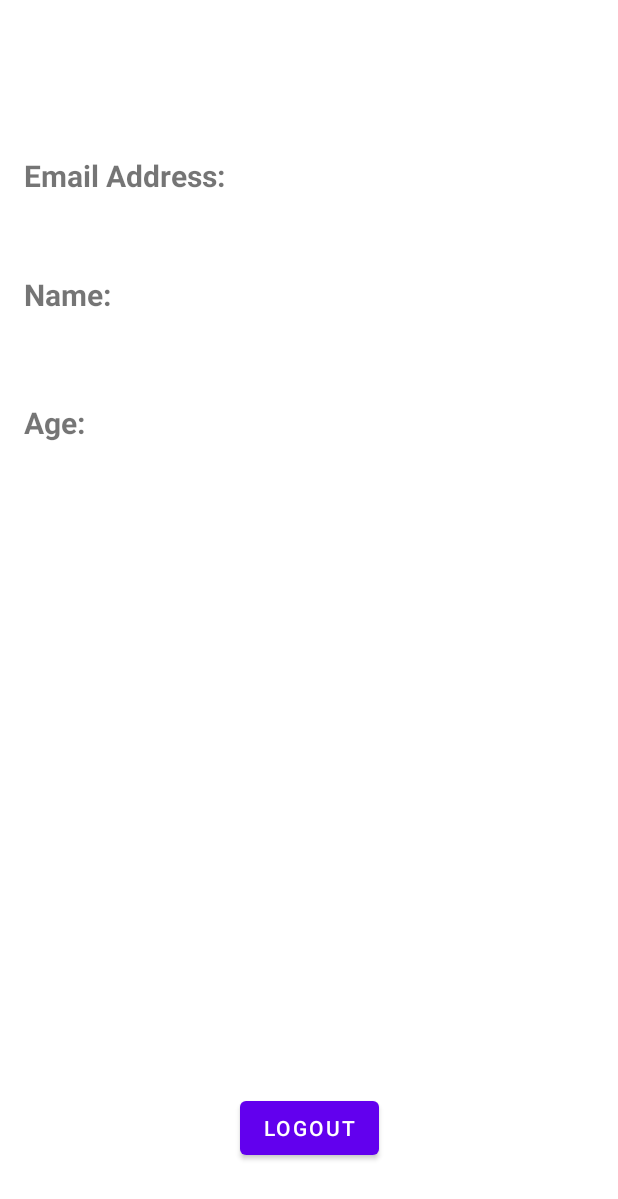
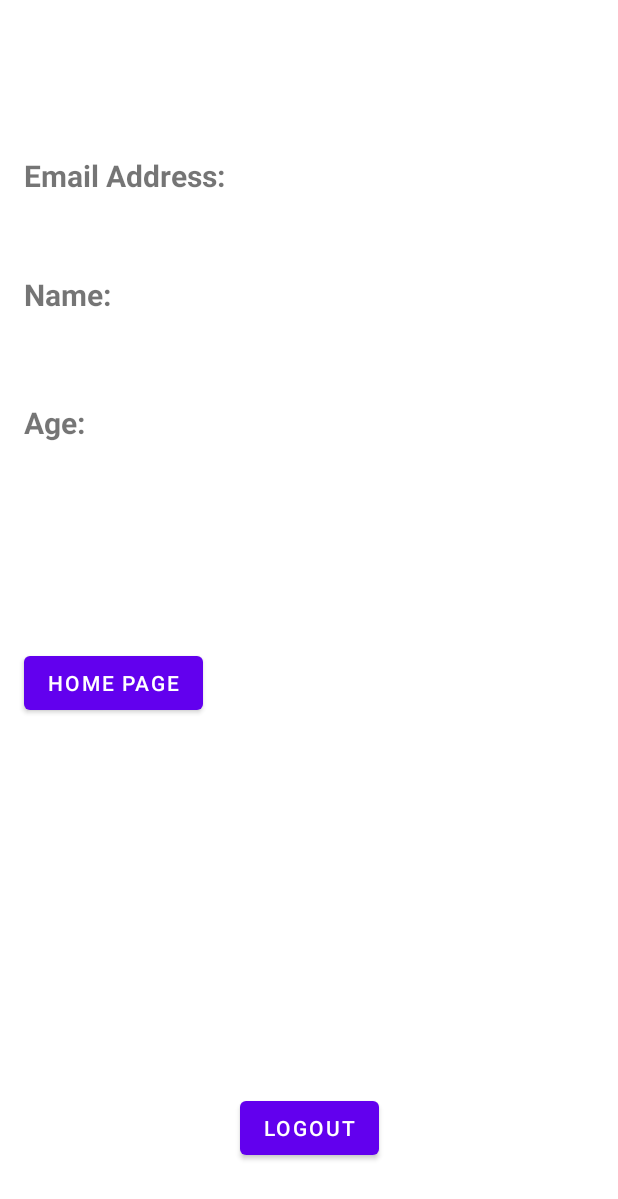
Before and after one commit to ETS-Android3/CookingCoach, an Android app: the ProfilePage screen opened directly, with no data from a screen before it, on a phone screen of 412 x 824 dp. Shown: the top 1199 px of the screen. Run offline under Robolectric (Android 15) with nearby library versions, the phone set to English and light mode, and no system bars; our stand-ins replace Firebase (no records; nobody signed in at launch, a user with empty details on screens opened directly).

Commit message:
Connected HomePage

```diff
--- a/app/src/main/java/com/example/CookingCoach/ProfilePage.java
+++ b/app/src/main/java/com/example/CookingCoach/ProfilePage.java
@@ -32,6 +32,7 @@ public class ProfilePage extends AppCompatActivity {
     private String userId;
 
     private Button logout;
+    private Button homepage;
 
 
     @Override
@@ -40,12 +41,23 @@ public class ProfilePage extends AppCompatActivity {
         setContentView(R.layout.activity_profile_page);
 
         logout = (Button) findViewById(R.id.signOut);
+        homepage = (Button) findViewById(R.id.home);
 
         logout.setOnClickListener(new View.OnClickListener() {
             @Override
             public void onClick(View view) {
                 FirebaseAuth.getInstance().signOut();
                 startActivity(new Intent(ProfilePage.this,MainActivity.class));
+            }
+
+        });
+
+        homepage.setOnClickListener(new View.OnClickListener() {
+            @Override
+            public void onClick(View view) {
+               FirebaseUser currentUser = FirebaseAuth.getInstance().getCurrentUser();
+                startActivity(new Intent(ProfilePage.this, ProfileActivity.class));
+
             }
         });
 
--- a/app/src/main/res/layout/activity_profile_page.xml
+++ b/app/src/main/res/layout/activity_profile_page.xml
@@ -96,4 +96,16 @@
 
     />
 
+    <Button
+        android:id="@+id/home"
+        android:layout_width="wrap_content"
+        android:layout_height="wrap_content"
+        android:text="Home Page"
+        app:layout_constraintBottom_toBottomOf="parent"
+        app:layout_constraintEnd_toEndOf="parent"
+        app:layout_constraintHorizontal_bias="0.055"
+        app:layout_constraintStart_toStartOf="parent"
+        app:layout_constraintTop_toTopOf="parent"
+        app:layout_constraintVertical_bias="0.556" />
+
 </androidx.constraintlayout.widget.ConstraintLayout>
```
